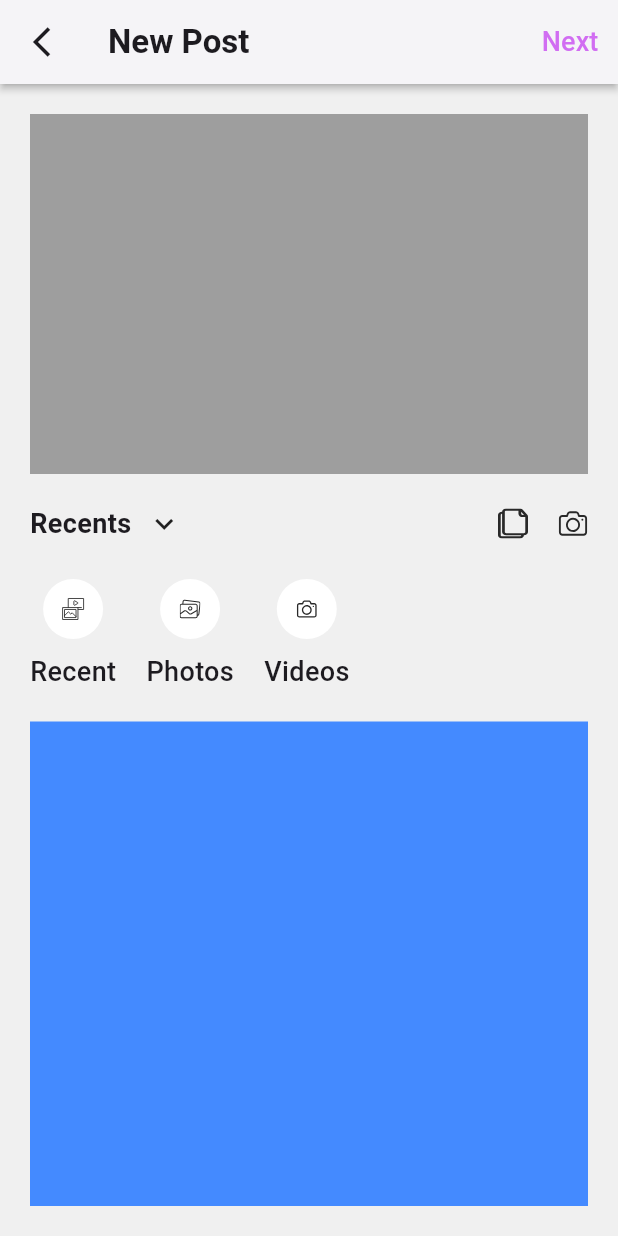
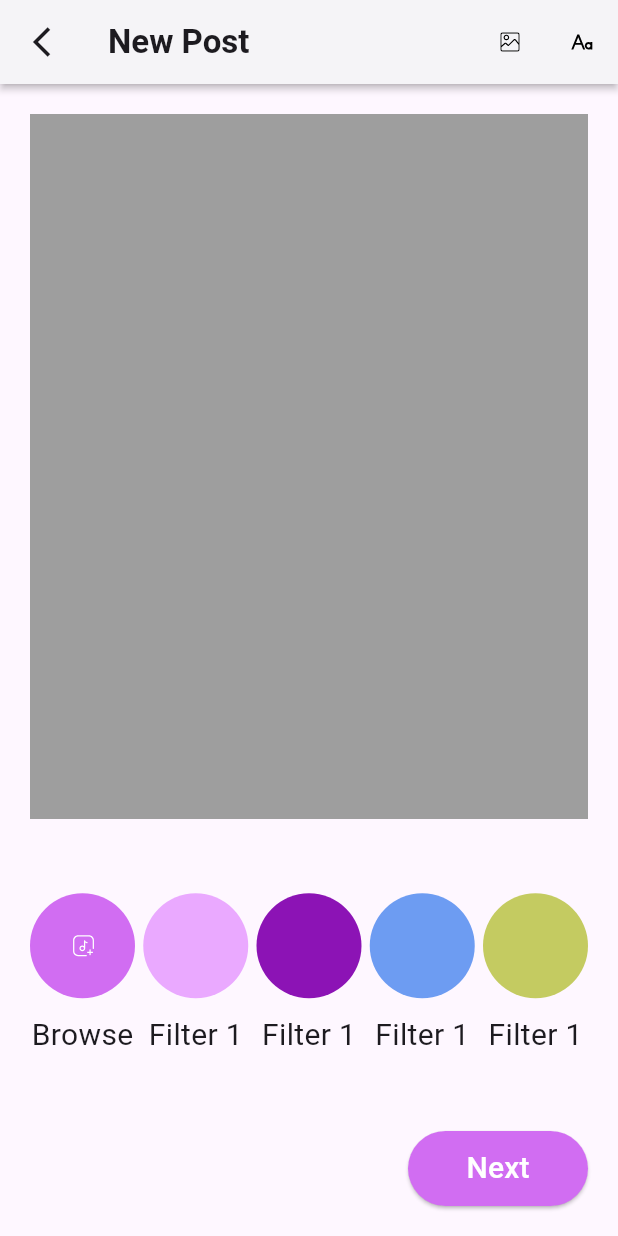
Before and after one commit to MuhammedShabeel001/minimal_social_media, a Flutter app: the screen it shows after launch, on a phone screen of 412 x 824 dp. Run offline on Flutter 3.47's test engine with Material 3 defaults, Android fonts, the phone set to English and light mode, and no system bars; our stand-ins replace file_picker, flutter_svg, image_picker.

Commit message:
filter_page

```diff
--- a/lib/main.dart
+++ b/lib/main.dart
@@ -1,6 +1,7 @@
 import 'package:flutter/material.dart';
 import 'package:provider/provider.dart';
 import 'package:social_media/controller/image_provider.dart';
+import 'package:social_media/view/pages/filter_page.dart';
 import 'package:social_media/view/pages/home_page.dart';
 import 'package:social_media/view/pages/new_post_page.dart';
 
@@ -24,7 +25,7 @@ class MyApp extends StatelessWidget {
           colorScheme: ColorScheme.fromSeed(seedColor: Colors.deepPurple),
           useMaterial3: true,
         ),
-      home: NewPostPage()
+      home: FilterPage()
       ),
     );
   }
--- /dev/null
+++ b/lib/view/pages/caption_page.dart
@@ -0,0 +1 @@
+st
--- /dev/null
+++ b/lib/view/pages/filter_page.dart
@@ -0,0 +1,51 @@
+import 'package:flutter/material.dart';
+import 'package:flutter_svg/flutter_svg.dart';
+import 'package:social_media/view/widgets/app_bar.dart';
+import 'package:social_media/view/widgets/filter_button.dart';
+import 'package:social_media/view/widgets/text_button.dart';
+
+class FilterPage extends StatelessWidget {
+  const FilterPage({super.key});
+
+  @override
+  Widget build(BuildContext context) {
+    return Scaffold(
+      appBar: MyAppBar(
+        actions: [
+          IconButton(
+              onPressed: () {},
+              icon: SvgPicture.asset('assets/icons/icon6.svg')),
+          IconButton(
+              onPressed: () {},
+              icon: SvgPicture.asset('assets/icons/icon7.svg')),
+        ],
+      ),
+      body: Padding(
+        padding: const EdgeInsets.all(20),
+        child: Column(
+          crossAxisAlignment: CrossAxisAlignment.end,
+          mainAxisAlignment: MainAxisAlignment.spaceBetween,
+          children: [
+            Container(
+              height: 470,
+              color: Colors.grey,
+            ),
+            Row(mainAxisAlignment: MainAxisAlignment.spaceBetween,
+              children: [
+                 FilterButton(filtername: 'Browse', color: Color.fromRGBO(209, 109, 242, 1),icon: SvgPicture.asset('assets/icons/icon8.svg',height: 10,),)  ,
+                 FilterButton(filtername: 'Filter 1', color: Color.fromRGBO(234, 169, 255, 1)),
+                 FilterButton(filtername: 'Filter 1', color: Color.fromRGBO(140, 19, 181, 1)),
+                 FilterButton(filtername: 'Filter 1', color: Color.fromRGBO(109, 156, 242, 1)),
+                 FilterButton(filtername: 'Filter 1', color: Color.fromRGBO(196, 203, 97, 1)),
+              ],
+            ),
+            SizedBox(
+              height: 50,
+              width: 120,
+              child: MyTextButton(text: 'Next', ontap: (){}))
+          ],
+        ),
+      ),
+    );
+  }
+}
--- a/lib/view/pages/new_post_page.dart
+++ b/lib/view/pages/new_post_page.dart
@@ -1,5 +1,6 @@
 import 'package:flutter/material.dart';
 import 'package:provider/provider.dart';
+import 'package:social_media/view/pages/filter_page.dart';
 import 'package:social_media/view/widgets/app_bar.dart';
 import 'package:social_media/view/widgets/icon_text_button.dart';
 import '../../controller/image_provider.dart';
@@ -15,12 +16,17 @@ class NewPostPage extends StatelessWidget {
         appBar: MyAppBar(
           actions: [
             TextButton(
-                onPressed: () {},
-                child: Text(
-                  'Next',
-                  style: TextStyle(
-                      fontSize: 18, color: Color.fromRGBO(209, 109, 242, 1)),
-                ))
+              onPressed: () {
+                Navigator.push(context, MaterialPageRoute(builder: (context) => FilterPage(),));
+              },
+              child: Text(
+                'Next',
+                style: TextStyle(
+                  fontSize: 18,
+                  color: Color.fromRGBO(209, 109, 242, 1),
+                ),
+              ),
+            ),
           ],
         ),
         body: Padding(
@@ -39,14 +45,28 @@ class NewPostPage extends StatelessWidget {
                   SizedBox(
                     child: Row(
                       spacing: 10,
-                      children: [Text('Recents',style: TextStyle(fontSize: 18,fontWeight: FontWeight.w600),), Icon(Icons.keyboard_arrow_down_outlined)],
+                      children: [
+                        Text(
+                          'Recents',
+                          style: TextStyle(
+                              fontSize: 18, fontWeight: FontWeight.w600),
+                        ),
+                        Icon(Icons.keyboard_arrow_down_outlined)
+                      ],
                     ),
                   ),
-                  SizedBox(child: Row(
+                  SizedBox(
+                      child: Row(
                     spacing: 20,
                     children: [
-                      SvgPicture.asset('assets/icons/icon3.svg',height: 20,),
-                      SvgPicture.asset('assets/icons/icon2.svg',height: 20,),
+                      SvgPicture.asset(
+                        'assets/icons/icon3.svg',
+                        height: 20,
+                      ),
+                      SvgPicture.asset(
+                        'assets/icons/icon2.svg',
+                        height: 20,
+                      ),
                     ],
                   ))
                 ],
@@ -68,7 +88,10 @@ class NewPostPage extends StatelessWidget {
                       ontap: () {}),
                 ],
               ),
-              Expanded(child: Container(color: Colors.blueAccent,))
+              Expanded(
+                  child: Container(
+                color: Colors.blueAccent,
+              ))
             ],
           ),
         ));
--- /dev/null
+++ b/lib/view/widgets/filter_button.dart
@@ -0,0 +1,35 @@
+// ignore_for_file: public_member_api_docs, sort_constructors_first
+import 'package:flutter/material.dart';
+
+class FilterButton extends StatelessWidget {
+  final Widget? icon;
+  final String filtername;
+  final Color color;
+  const FilterButton({
+    super.key,
+    this.icon,
+    required this.filtername,
+    required this.color,
+  });
+
+  @override
+  Widget build(BuildContext context) {
+    return Column(
+      spacing: 10,
+      children: [
+        Container(
+          height: 70,
+          width: 70,
+          decoration: BoxDecoration(
+              color: color, borderRadius: BorderRadius.circular(35)),
+              child: Padding(
+                padding: const EdgeInsets.all(18),
+                child: icon,
+              ),
+        ),
+        Text(filtername, style: TextStyle(fontSize: 20),),
+
+      ],
+    );
+  }
+}
```
Also changed, not shown: assets/icons/icon6.svg (added), assets/icons/icon7.svg (added), assets/icons/icon8.svg (added).
